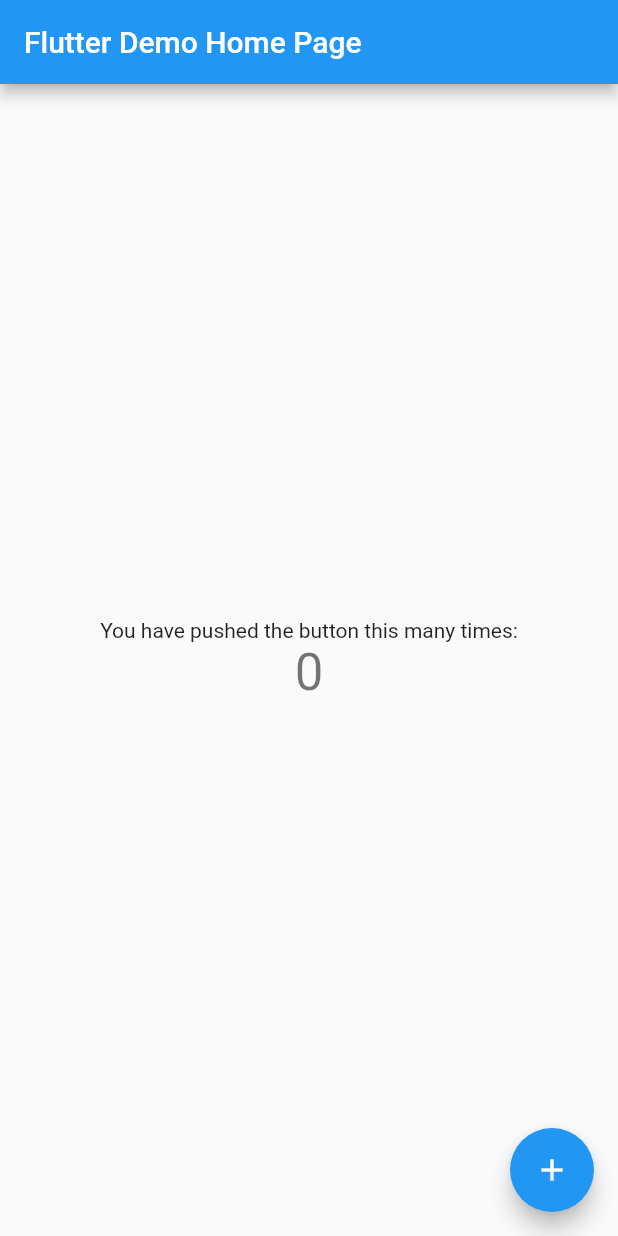
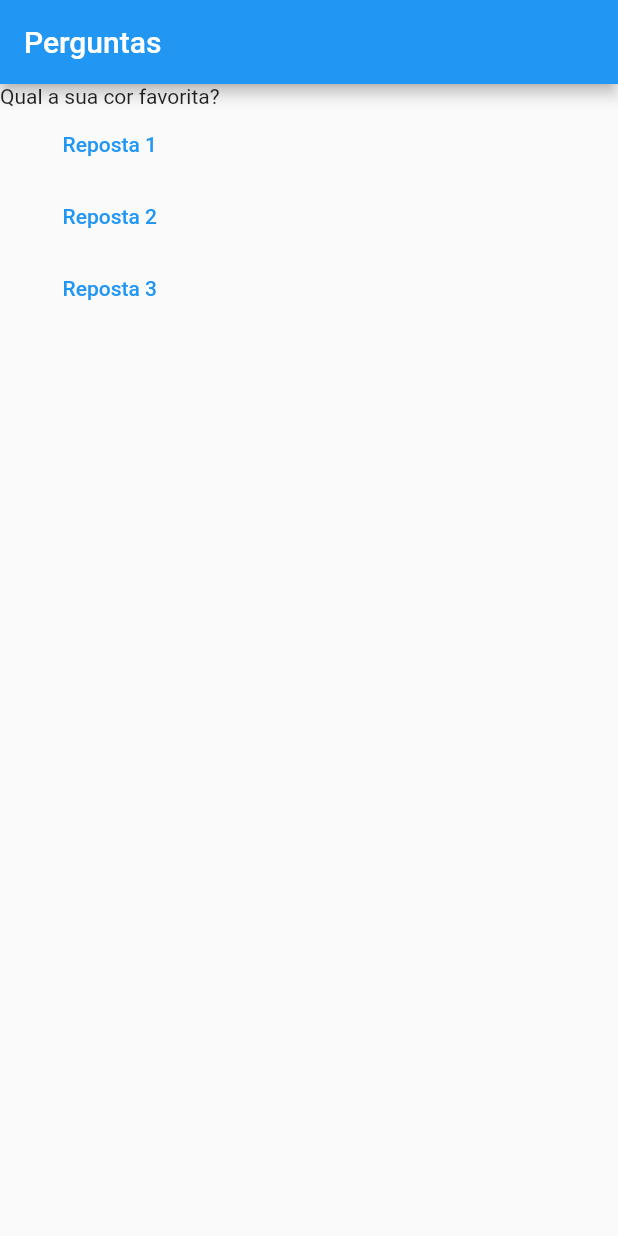
Before and after one commit to feliipemendonca/perguntas, a Flutter app: the screen it shows after launch, on a phone screen of 412 x 824 dp. Run offline on Flutter 3.47's test engine with Material 2 defaults, Android fonts, the phone set to English and light mode, and no system bars.

Commit message:
montagem dos widgets

```diff
--- a/lib/main.dart
+++ b/lib/main.dart
@@ -1,63 +1,36 @@
 import 'package:flutter/material.dart';
+import 'dart:core';
 
-main() {
-  runApp(MyApp());
-}
+main() => runApp(PerguntaApp());
 
-class MyApp extends StatelessWidget {
+class PerguntaApp extends StatelessWidget {
   @override
+
+  String a() => "resposta";
+  void responder() {
+    print(a());
+  }
+
+  var titulo = "Perguntas";
+  final perguntas = ['Qual a sua cor favorita?', 'Qual o seu animal favorito?'];
+
   Widget build(BuildContext context) {
     return MaterialApp(
-      title: 'Flutter Demo',
-      theme: ThemeData(
-        primarySwatch: Colors.blue,
-      ),
-      home: MyHomePage(title: 'Flutter Demo Home Page'),
-    );
-  }
-}
-
-class MyHomePage extends StatefulWidget {
-  MyHomePage({Key key, this.title}) : super(key: key);
-  final String title;
-
-  @override
-  _MyHomePageState createState() => _MyHomePageState();
-}
-
-class _MyHomePageState extends State<MyHomePage> {
-  int _counter = 0;
-
-  void _incrementCounter() {
-    setState(() {
-      _counter++;
-    });
-  }
-
-  @override
-  Widget build(BuildContext context) {
-    return Scaffold(
-      appBar: AppBar(
-        title: Text(widget.title),
-      ),
-      body: Center(
-        child: Column(
-          mainAxisAlignment: MainAxisAlignment.center,
+      home: Scaffold(
+        appBar: AppBar(
+          title: Text(titulo),
+        ),
+        body: Column(
           children: <Widget>[
-            Text(
-              'You have pushed the button this many times:',
-            ),
-            Text(
-              '$_counter',
-              style: Theme.of(context).textTheme.headline4,
-            ),
+            Text(perguntas[0]),
+            for (var i = 1; i < 4; i++)
+              TextButton(
+                child:
+                  Text('Reposta $i'),
+                  onPressed: () => responder()
+              ),
           ],
         ),
-      ),
-      floatingActionButton: FloatingActionButton(
-        onPressed: _incrementCounter,
-        tooltip: 'Increment',
-        child: Icon(Icons.add),
       ),
     );
   }
```
